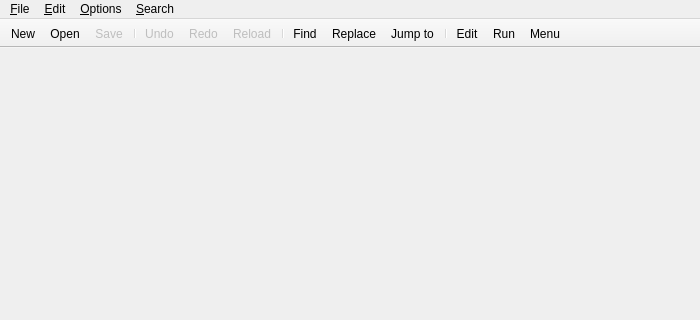
The window that featherpad/fp.ui (tembun/fpad) describes before a commit, drawn with Qt 5; both pictures show x 0 to 700 and y 0 to 320 of the 700 by 500 pixel window.
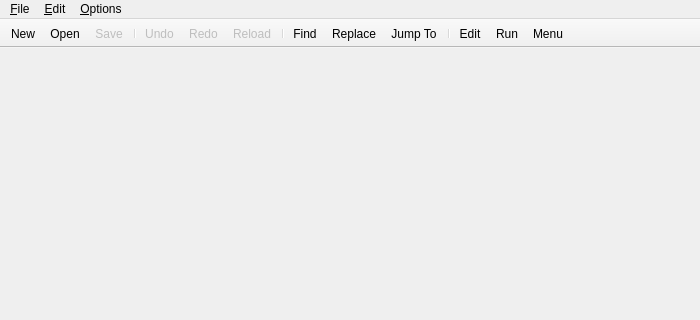
The same window after the commit. Custom widgets are drawn as their Qt base class.

Commit message: remove search menu

Diff of the .ui file:
```diff
--- a/featherpad/fp.ui
+++ b/featherpad/fp.ui
@@ -276,9 +276,6 @@
     <addaction name="actionPreferences"/>
    </widget>
    <widget class="QMenu" name="menuSearch">
-    <property name="title">
-     <string>&amp;Search</string>
-    </property>
     <addaction name="actionFind"/>
     <addaction name="actionReplace"/>
     <addaction name="actionJump"/>
@@ -943,10 +940,7 @@
   </action>
   <action name="actionJump">
    <property name="text">
-    <string>&amp;Jump to</string>
-   </property>
-   <property name="toolTip">
-    <string>Show/hide jump bar</string>
+      <string>&amp;Jump To</string>
    </property>
    <property name="shortcut">
     <string>Ctrl+J</string>
```
Left out of the diff: 8 changed lines with no effect on the pictures. Lines whose indentation alone changed are shown as unchanged. The commit also changes 1 other file.
